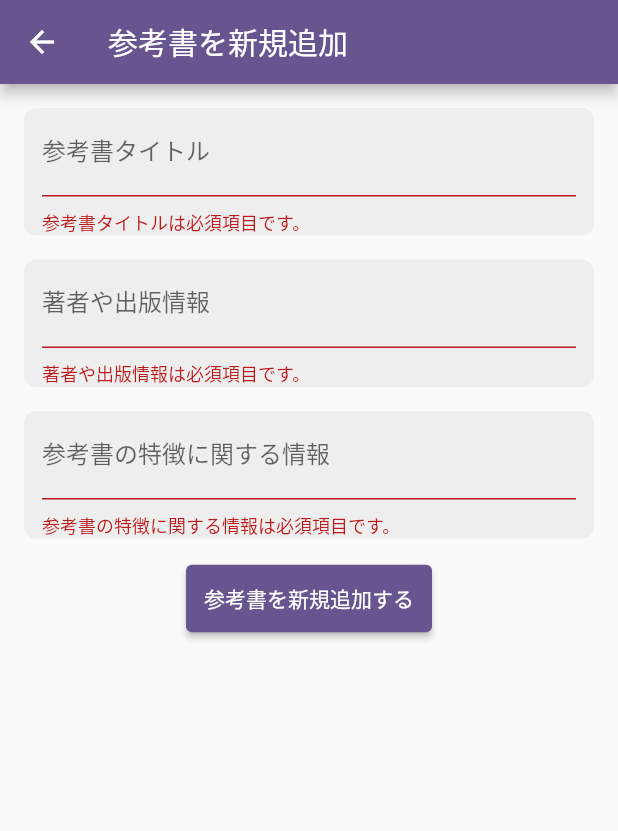
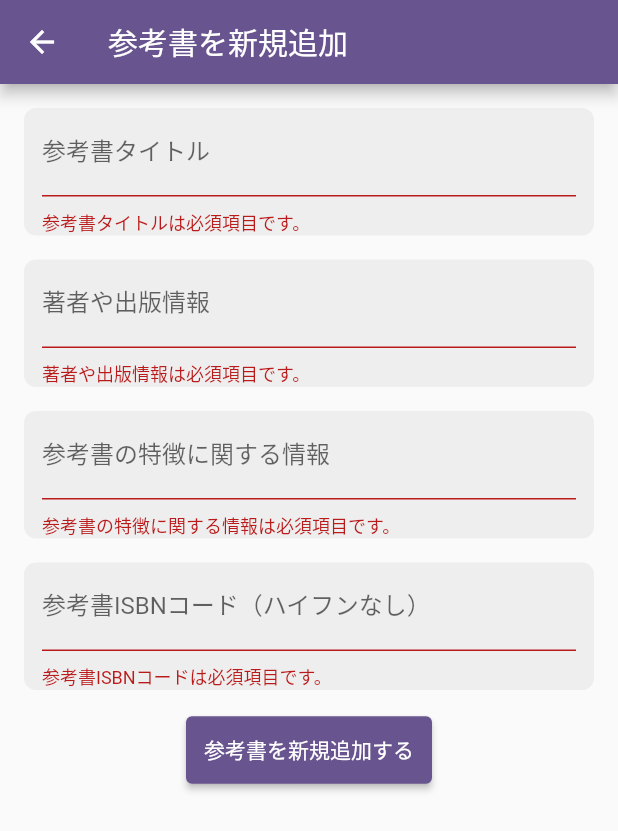
Before and after one commit to fumiyasac/riverpod_firestore_example, a Flutter app: the AddBookPage screen opened directly, after a tap on "参考書を新規追加する", on a phone screen of 412 x 824 dp. Shown: the top 831 px of the screen. Run offline on Flutter 3.47's test engine with Material 3 defaults, Android fonts, the light colour scheme and no system bars; our stand-ins replace cloud_firestore, firebase_core, flutter_riverpod, freezed_annotation, riverpod_annotation; accounts and stored records are empty; generated files the repository leaves out were written again.

Commit message:
isbnコードの入力欄を作成

```diff
--- a/lib/view/add_book_page.dart
+++ b/lib/view/add_book_page.dart
@@ -14,6 +14,7 @@
   final _titleController = TextEditingController();
   final _authorController = TextEditingController();
   final _summaryController = TextEditingController();
+  final _isbnController = TextEditingController();
   bool _isLoading = false;
 
   @override
@@ -59,6 +60,7 @@
       ),
       body: Padding(
         padding: EdgeInsets.all(16),
+        child: SingleChildScrollView(
           child: Form(
             key: _formKey,
             child: Column(
@@ -129,6 +131,28 @@
                   ),
                 ),
                 SizedBox(height: 16),
+                Container(
+                  padding: EdgeInsets.symmetric(horizontal: 12),
+                  decoration: BoxDecoration(
+                    color: Colors.grey.shade200,
+                    borderRadius: BorderRadius.circular(8),
+                  ),
+                  child: TextFormField(
+                    controller: _isbnController,
+                    decoration: InputDecoration(
+                      enabledBorder: InputBorder.none,
+                      focusedBorder: InputBorder.none,
+                      labelText: '参考書ISBNコード（ハイフンなし）',
+                    ),
+                    validator: (value) {
+                      if (value == null || value.isEmpty) {
+                        return '参考書ISBNコードは必須項目です。';
+                      }
+                      return null;
+                    },
+                  ),
+                ),
+                SizedBox(height: 16),
                 ElevatedButton(
                   style: ElevatedButton.styleFrom(
                     padding: EdgeInsets.symmetric(
@@ -149,6 +173,7 @@
             ),
           ),
         ),
+      ),
     );
   }
 }
```
Lines whose indentation alone changed are shown as unchanged.
